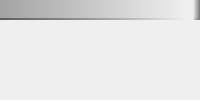
First picture: the form in lib/ui/items/ui_item_snapshot.ui, repository listyque/TACTIC-Handler, before the edit.
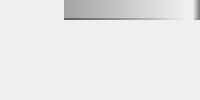
Second picture: the form after the edit.

```diff
--- a/lib/ui/items/ui_item_snapshot.ui
+++ b/lib/ui/items/ui_item_snapshot.ui
@@ -12,7 +12,7 @@
 	padding: 3px;
 }</string>
   </property>
-  <layout class="QGridLayout" name="versionedLayout" rowstretch="0,0,1" columnstretch="0,1,0,0">
+  <layout class="QGridLayout" name="versionedLayout" rowstretch="0,0,1" columnstretch="1,0,1,0,0">
    <property name="sizeConstraint">
     <enum>QLayout::SetNoConstraint</enum>
    </property>
@@ -22,7 +22,7 @@
    <property name="spacing">
     <number>0</number>
    </property>
-   <item row="0" column="3">
+   <item row="0" column="4">
     <widget class="QLabel" name="sizeLabel">
      <property name="minimumSize">
       <size>
@@ -57,7 +57,7 @@
      </property>
     </widget>
    </item>
-   <item row="1" column="0">
+   <item row="1" column="1">
     <widget class="QLabel" name="authorLabel">
      <property name="minimumSize">
       <size>
@@ -76,7 +76,7 @@
      </property>
     </widget>
    </item>
-   <item row="1" column="1" colspan="2">
+   <item row="1" column="2" colspan="2">
     <widget class="QLabel" name="commentLabel">
      <property name="minimumSize">
       <size>
@@ -98,7 +98,7 @@
      </property>
     </widget>
    </item>
-   <item row="1" column="3">
+   <item row="1" column="4">
     <widget class="QLabel" name="dateLabel">
      <property name="minimumSize">
       <size>
@@ -117,7 +117,7 @@
      </property>
     </widget>
    </item>
-   <item row="0" column="0" colspan="2">
+   <item row="0" column="1" colspan="2">
     <widget class="QLabel" name="fileNameLabel">
      <property name="minimumSize">
       <size>
@@ -143,7 +143,7 @@
      </property>
     </widget>
    </item>
-   <item row="0" column="2">
+   <item row="0" column="3">
     <widget class="QLabel" name="verRevLabel">
      <property name="minimumSize">
       <size>
@@ -162,7 +162,7 @@
      </property>
     </widget>
    </item>
-   <item row="2" column="1">
+   <item row="2" column="2">
     <spacer name="verticalSpacer">
      <property name="orientation">
       <enum>Qt::Vertical</enum>
@@ -175,6 +175,36 @@
      </property>
     </spacer>
    </item>
+   <item row="0" column="0" rowspan="3">
+    <widget class="QLabel" name="previewLabel">
+     <property name="minimumSize">
+      <size>
+       <width>64</width>
+       <height>32</height>
+      </size>
+     </property>
+     <property name="maximumSize">
+      <size>
+       <width>64</width>
+       <height>64</height>
+      </size>
+     </property>
+     <property name="styleSheet">
+      <string notr="true">#label {
+	background: qlineargradient(x1: 0, y1: 0, x2: 0, y2: 1, stop: 0 rgba(175, 175, 175, 40), stop: 1 rgba(0, 0, 0, 30));
+    border: 1px solid rgb(96, 96, 96, 64);
+    border-radius: 1px;
+    padding: 0px 0px;
+}</string>
+     </property>
+     <property name="textFormat">
+      <enum>Qt::RichText</enum>
+     </property>
+     <property name="alignment">
+      <set>Qt::AlignCenter</set>
+     </property>
+    </widget>
+   </item>
   </layout>
  </widget>
  <resources/>
```
